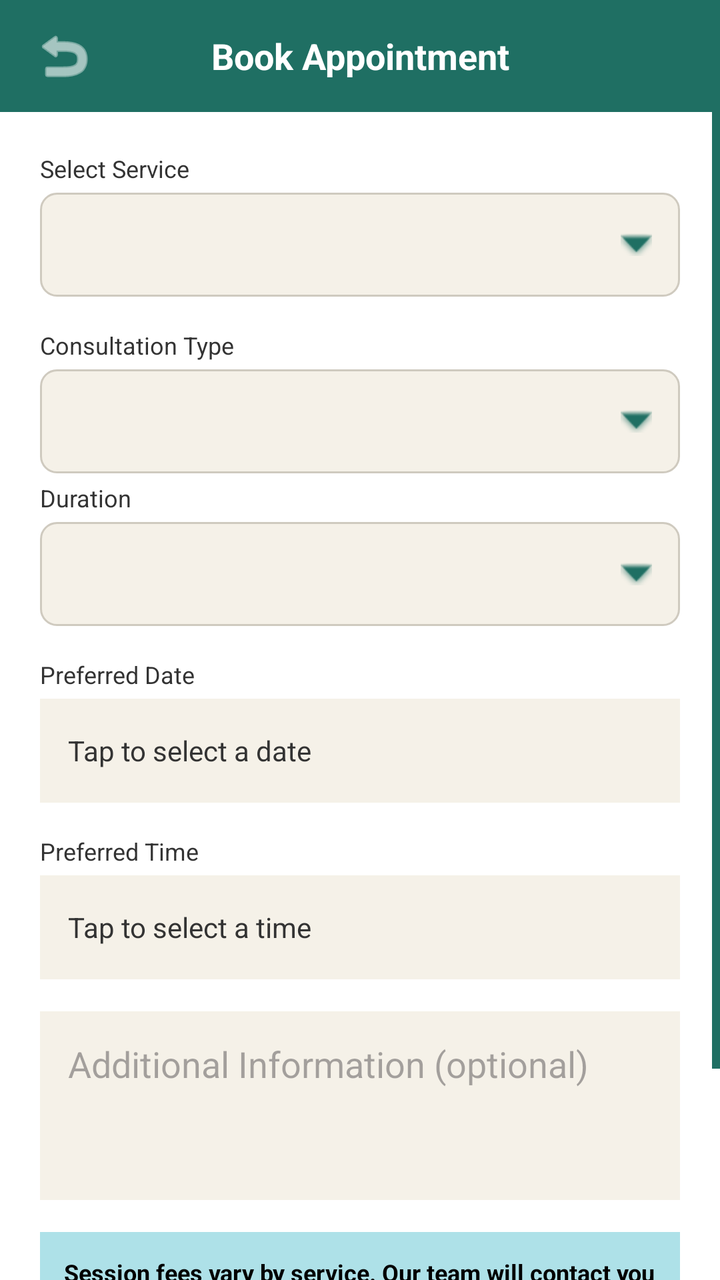
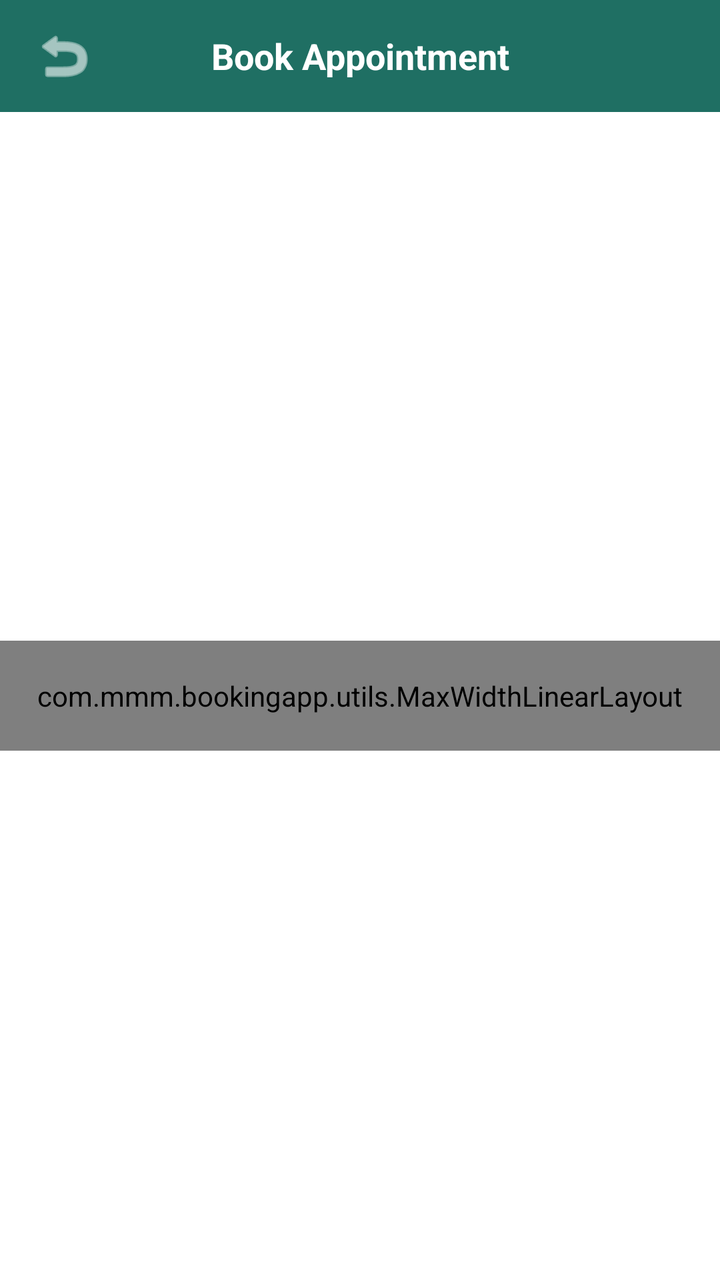

An Android layout rendered at two revisions. The XML below is the earlier revision; the diff shows what the commit changed to produce the second picture.
<!-- AndroidManifest.xml: application theme Theme.MMMBookingApp -->
<!-- res/layout/activity_book_appointment.xml -->
<?xml version="1.0" encoding="utf-8"?>
<ScrollView xmlns:android="http://schemas.android.com/apk/res/android"
    xmlns:app="http://schemas.android.com/apk/res-auto"
    android:layout_width="match_parent"
    android:layout_height="match_parent"
    android:background="@color/color_background"
    android:scrollbars="vertical"
    android:scrollbarStyle="outsideOverlay"
    android:scrollbarThumbVertical="@color/color_primary"
    android:fadeScrollbars="false">

    <LinearLayout
        android:layout_width="match_parent"
        android:layout_height="wrap_content"
        android:orientation="vertical">

        <LinearLayout
            android:layout_width="match_parent"
            android:layout_height="56dp"
            android:orientation="horizontal"
            android:gravity="center_vertical"
            android:background="@color/color_primary"
            android:paddingStart="12dp"
            android:paddingEnd="12dp">

            <ImageButton
                android:id="@+id/btnBack"
                android:layout_width="40dp"
                android:layout_height="40dp"
                android:background="?attr/selectableItemBackgroundBorderless"
                android:src="@android:drawable/ic_menu_revert"
                app:tint="@color/color_text_on_primary"
                android:contentDescription="@string/btn_ok" />

            <TextView
                android:layout_width="0dp"
                android:layout_height="wrap_content"
                android:layout_weight="1"
                android:gravity="center"
                android:text="@string/book_appointment_title"
                android:textColor="@color/color_text_on_primary"
                android:textSize="18sp"
                android:textStyle="bold" />

            <View
                android:layout_width="40dp"
                android:layout_height="1dp" />
        </LinearLayout>

        <TextView
            android:id="@+id/tvOfflineBanner"
            android:layout_width="match_parent"
            android:layout_height="wrap_content"
            android:background="@color/color_status_pending"
            android:text="@string/offline_banner_text"
            android:textColor="@color/color_text_on_primary"
            android:textSize="12sp"
            android:textStyle="bold"
            android:gravity="center"
            android:padding="10dp"
            android:visibility="gone" />

        <LinearLayout
            android:layout_width="match_parent"
            android:layout_height="wrap_content"
            android:orientation="vertical"
            android:padding="20dp">

            <TextView
                android:layout_width="match_parent"
                android:layout_height="wrap_content"
                android:layout_marginBottom="4dp"
                android:text="@string/label_select_service"
                android:textColor="@color/color_text_primary"
                android:textSize="12sp" />

            <Spinner
                android:id="@+id/spinnerService"
                android:layout_width="match_parent"
                android:layout_height="52dp"
                android:layout_marginBottom="16dp"
                android:background="@drawable/bg_dropdown_field"
                android:paddingStart="14dp"
                android:paddingEnd="40dp" />

            <TextView
                android:layout_width="match_parent"
                android:layout_height="wrap_content"
                android:layout_marginBottom="4dp"
                android:text="@string/label_consultation_type"
                android:textColor="@color/color_text_primary"
                android:textSize="12sp" />

            <Spinner
                android:id="@+id/spinnerConsultationType"
                android:layout_width="match_parent"
                android:layout_height="52dp"
                android:layout_marginBottom="4dp"
                android:background="@drawable/bg_dropdown_field"
                android:paddingStart="14dp"
                android:paddingEnd="40dp" />

            
            <TextView
                android:id="@+id/tvOnlineNote"
                android:layout_width="match_parent"
                android:layout_height="wrap_content"
                android:layout_marginBottom="16dp"
                android:background="@color/color_highlight"
                android:padding="12dp"
                android:text="@string/online_note"
                android:textColor="@color/color_text_heading"
                android:textSize="12sp"
                android:textStyle="bold"
                android:visibility="gone" />

            
            <LinearLayout
                android:id="@+id/layoutLocation"
                android:layout_width="match_parent"
                android:layout_height="wrap_content"
                android:orientation="vertical"
                android:visibility="gone">

                <TextView
                    android:layout_width="match_parent"
                    android:layout_height="wrap_content"
                    android:layout_marginBottom="4dp"
                    android:text="@string/label_select_location"
                    android:textColor="@color/color_text_primary"
                    android:textSize="12sp" />

                <Spinner
                    android:id="@+id/spinnerLocation"
                    android:layout_width="match_parent"
                    android:layout_height="52dp"
                    android:layout_marginBottom="16dp"
                    android:background="@drawable/bg_dropdown_field"
                    android:paddingStart="14dp"
                    android:paddingEnd="40dp" />
            </LinearLayout>

            <TextView
                android:layout_width="match_parent"
                android:layout_height="wrap_content"
                android:layout_marginBottom="4dp"
                android:text="@string/label_duration"
                android:textColor="@color/color_text_primary"
                android:textSize="12sp" />

            <Spinner
                android:id="@+id/spinnerDuration"
                android:layout_width="match_parent"
                android:layout_height="52dp"
                android:layout_marginBottom="16dp"
                android:background="@drawable/bg_dropdown_field"
                android:paddingStart="14dp"
                android:paddingEnd="40dp" />

            <TextView
                android:layout_width="match_parent"
                android:layout_height="wrap_content"
                android:layout_marginBottom="4dp"
                android:text="@string/label_preferred_date"
                android:textColor="@color/color_text_primary"
                android:textSize="12sp" />

            <TextView
                android:id="@+id/tvSelectedDate"
                android:layout_width="match_parent"
                android:layout_height="52dp"
                android:layout_marginBottom="16dp"
                android:background="@color/color_surface"
                android:gravity="center_vertical"
                android:paddingStart="14dp"
                android:paddingEnd="14dp"
                android:text="@string/tap_to_select_date"
                android:textColor="@color/color_text_primary" />

            <TextView
                android:layout_width="match_parent"
                android:layout_height="wrap_content"
                android:layout_marginBottom="4dp"
                android:text="@string/label_preferred_time"
                android:textColor="@color/color_text_primary"
                android:textSize="12sp" />

            <TextView
                android:id="@+id/tvSelectedTime"
                android:layout_width="match_parent"
                android:layout_height="52dp"
                android:layout_marginBottom="16dp"
                android:background="@color/color_surface"
                android:gravity="center_vertical"
                android:paddingStart="14dp"
                android:paddingEnd="14dp"
                android:text="@string/tap_to_select_time"
                android:textColor="@color/color_text_primary" />

            <EditText
                android:id="@+id/etAdditionalInfo"
                android:layout_width="match_parent"
                android:layout_height="wrap_content"
                android:layout_marginBottom="16dp"
                android:background="@color/color_surface"
                android:gravity="top"
                android:hint="@string/hint_additional_info"
                android:minLines="3"
                android:padding="14dp" />

            <LinearLayout
                android:layout_width="match_parent"
                android:layout_height="wrap_content"
                android:layout_marginBottom="20dp"
                android:background="@color/color_highlight"
                android:padding="12dp">

                <TextView
                    android:layout_width="match_parent"
                    android:layout_height="wrap_content"
                    android:text="@string/fee_note"
                    android:textColor="@color/color_text_heading"
                    android:textSize="12sp"
                    android:textStyle="bold" />
            </LinearLayout>

            <ProgressBar
                android:id="@+id/progressBar"
                android:layout_width="wrap_content"
                android:layout_height="wrap_content"
                android:layout_gravity="center"
                android:layout_marginBottom="12dp"
                android:visibility="gone" />

            <Button
                android:id="@+id/btnSubmitBooking"
                android:layout_width="match_parent"
                android:layout_height="56dp"
                android:backgroundTint="@color/color_primary"
                android:text="@string/btn_submit_booking"
                android:textColor="@color/color_text_on_primary" />

        </LinearLayout>
    </LinearLayout>
</ScrollView>
<!-- resources referenced by this layout -->
<resources>
  <color name="color_background">#FFFFFF</color>
  <color name="color_highlight">#AEE1E8</color>
  <color name="color_primary">#1F6F63</color>
  <color name="color_status_pending">#E0A800</color>
  <color name="color_surface">#F5F1E8</color>
  <color name="color_text_heading">#000000</color>
  <color name="color_text_on_primary">#FFFFFF</color>
  <color name="color_text_primary">#333333</color>
  <!-- drawable bg_dropdown_field (drawable) -->
  <?xml version="1.0" encoding="utf-8"?>
  <layer-list xmlns:android="http://schemas.android.com/apk/res/android">
      <item>
          <shape android:shape="rectangle">
              <solid android:color="@color/color_surface" />
              <corners android:radius="8dp" />
              <stroke android:width="1dp" android:color="@color/color_border" />
          </shape>
      </item>
      <item
          android:gravity="end|center_vertical"
          android:right="14dp">
          <bitmap
              android:src="@android:drawable/arrow_down_float"
              android:tint="@color/color_primary" />
      </item>
  </layer-list>
  <string name="book_appointment_title">Book Appointment</string>
  <string name="btn_ok">OK</string>
  <string name="btn_submit_booking">Submit Booking Request</string>
  <string name="fee_note">Session fees vary by service. Our team will contact you with a quotation before your appointment is confirmed.</string>
  <string name="hint_additional_info">Additional Information (optional)</string>
  <string name="label_consultation_type">Consultation Type</string>
  <string name="label_duration">Duration</string>
  <string name="label_preferred_date">Preferred Date</string>
  <string name="label_preferred_time">Preferred Time</string>
  <string name="label_select_location">Select Location</string>
  <string name="label_select_service">Select Service</string>
  <string name="offline_banner_text">You\'re offline — changes will sync once you\'re back online</string>
  <string name="online_note">Location is not required — this appointment will be conducted online, so no physical address applies.</string>
  <string name="tap_to_select_date">Tap to select a date</string>
  <string name="tap_to_select_time">Tap to select a time</string>
  <style name="Theme.MMMBookingApp" parent="Theme.Material3.Light.NoActionBar">
          <item name="colorPrimary">@color/color_primary</item>
          <item name="colorOnPrimary">@color/color_text_on_primary</item>
          <item name="android:colorBackground">@color/color_background</item>
          <item name="colorSurface">@color/color_surface</item>
          <item name="colorSecondary">@color/color_highlight</item>
          <item name="android:textColorPrimary">@color/color_text_primary</item>
          <item name="android:statusBarColor">@color/color_primary</item>
      </style>
  <color name="color_border">#CFCABF</color>
</resources>

<!-- the commit's change to res/layout/activity_book_appointment.xml (unified diff, before → after) -->
@@ -4,6 +4,7 @@
     android:layout_width="match_parent"
     android:layout_height="match_parent"
     android:background="@color/color_background"
+    android:fillViewport="true"
     android:scrollbars="vertical"
     android:scrollbarStyle="outsideOverlay"
     android:scrollbarThumbVertical="@color/color_primary"
@@ -11,9 +12,10 @@
 
     <LinearLayout
         android:layout_width="match_parent"
-        android:layout_height="wrap_content"
+        android:layout_height="match_parent"
         android:orientation="vertical">
 
+        
         <LinearLayout
             android:layout_width="match_parent"
             android:layout_height="56dp"
@@ -39,7 +41,7 @@
                 android:gravity="center"
                 android:text="@string/book_appointment_title"
                 android:textColor="@color/color_text_on_primary"
-                android:textSize="18sp"
+                android:textSize="@dimen/text_size_18"
                 android:textStyle="bold" />
 
             <View
@@ -54,192 +56,204 @@
             android:background="@color/color_status_pending"
             android:text="@string/offline_banner_text"
             android:textColor="@color/color_text_on_primary"
-            android:textSize="12sp"
+            android:textSize="@dimen/text_size_12"
             android:textStyle="bold"
             android:gravity="center"
             android:padding="10dp"
             android:visibility="gone" />
 
+        
         <LinearLayout
             android:layout_width="match_parent"
-            android:layout_height="wrap_content"
-            android:orientation="vertical"
-            android:padding="20dp">
-
-            <TextView
+            android:layout_height="0dp"
+            android:layout_weight="1"
+            android:gravity="center_vertical"
+            android:orientation="vertical">
+
+            <com.mmm.bookingapp.utils.MaxWidthLinearLayout
                 android:layout_width="match_parent"
                 android:layout_height="wrap_content"
-                android:layout_marginBottom="4dp"
-                android:text="@string/label_select_service"
-                android:textColor="@color/color_text_primary"
-                android:textSize="12sp" />
-
-            <Spinner
-                android:id="@+id/spinnerService"
-                android:layout_width="match_parent"
-                android:layout_height="52dp"
-                android:layout_marginBottom="16dp"
-                android:background="@drawable/bg_dropdown_field"
-                android:paddingStart="14dp"
-                android:paddingEnd="40dp" />
-
-            <TextView
-                android:layout_width="match_parent"
-                android:layout_height="wrap_content"
-                android:layout_marginBottom="4dp"
-                android:text="@string/label_consultation_type"
-                android:textColor="@color/color_text_primary"
-                android:textSize="12sp" />
-
-            <Spinner
-                android:id="@+id/spinnerConsultationType"
-                android:layout_width="match_parent"
-                android:layout_height="52dp"
-                android:layout_marginBottom="4dp"
-                android:background="@drawable/bg_dropdown_field"
-                android:paddingStart="14dp"
-                android:paddingEnd="40dp" />
-
-            
-            <TextView
-                android:id="@+id/tvOnlineNote"
-                android:layout_width="match_parent"
-                android:layout_height="wrap_content"
-                android:layout_marginBottom="16dp"
-                android:background="@color/color_highlight"
-                android:padding="12dp"
-                android:text="@string/online_note"
-                android:textColor="@color/color_text_heading"
-                android:textSize="12sp"
-                android:textStyle="bold"
-                android:visibility="gone" />
-
-            
-            <LinearLayout
-                android:id="@+id/layoutLocation"
-                android:layout_width="match_parent"
-                android:layout_height="wrap_content"
+                android:layout_gravity="center_horizontal"
                 android:orientation="vertical"
-                android:visibility="gone">
-
-                <TextView
-                    android:layout_width="match_parent"
-                    android:layout_height="wrap_content"
-                    android:layout_marginBottom="4dp"
-                    android:text="@string/label_select_location"
-                    android:textColor="@color/color_text_primary"
-                    android:textSize="12sp" />
+                android:padding="@dimen/screen_horizontal_padding">
+
+                <TextView
+                    android:layout_width="match_parent"
+                    android:layout_height="wrap_content"
+                    android:layout_marginBottom="4dp"
+                    android:text="@string/label_select_service"
+                    android:textColor="@color/color_text_primary"
+                    android:textSize="@dimen/text_size_12" />
 
                 <Spinner
-                    android:id="@+id/spinnerLocation"
+                    android:id="@+id/spinnerService"
                     android:layout_width="match_parent"
                     android:layout_height="52dp"
                     android:layout_marginBottom="16dp"
                     android:background="@drawable/bg_dropdown_field"
                     android:paddingStart="14dp"
                     android:paddingEnd="40dp" />
-            </LinearLayout>
-
-            <TextView
-                android:layout_width="match_parent"
-                android:layout_height="wrap_content"
-                android:layout_marginBottom="4dp"
-                android:text="@string/label_duration"
-                android:textColor="@color/color_text_primary"
-                android:textSize="12sp" />
-
-            <Spinner
-                android:id="@+id/spinnerDuration"
-                android:layout_width="match_parent"
-                android:layout_height="52dp"
-                android:layout_marginBottom="16dp"
-                android:background="@drawable/bg_dropdown_field"
-                android:paddingStart="14dp"
-                android:paddingEnd="40dp" />
-
-            <TextView
-                android:layout_width="match_parent"
-                android:layout_height="wrap_content"
-                android:layout_marginBottom="4dp"
-                android:text="@string/label_preferred_date"
-                android:textColor="@color/color_text_primary"
-                android:textSize="12sp" />
-
-            <TextView
-                android:id="@+id/tvSelectedDate"
-                android:layout_width="match_parent"
-                android:layout_height="52dp"
-                android:layout_marginBottom="16dp"
-                android:background="@color/color_surface"
-                android:gravity="center_vertical"
-                android:paddingStart="14dp"
-                android:paddingEnd="14dp"
-                android:text="@string/tap_to_select_date"
-                android:textColor="@color/color_text_primary" />
-
-            <TextView
-                android:layout_width="match_parent"
-                android:layout_height="wrap_content"
-                android:layout_marginBottom="4dp"
-                android:text="@string/label_preferred_time"
-                android:textColor="@color/color_text_primary"
-                android:textSize="12sp" />
-
-            <TextView
-                android:id="@+id/tvSelectedTime"
-                android:layout_width="match_parent"
-                android:layout_height="52dp"
-                android:layout_marginBottom="16dp"
-                android:background="@color/color_surface"
-                android:gravity="center_vertical"
-                android:paddingStart="14dp"
-                android:paddingEnd="14dp"
-                android:text="@string/tap_to_select_time"
-                android:textColor="@color/color_text_primary" />
-
-            <EditText
-                android:id="@+id/etAdditionalInfo"
-                android:layout_width="match_parent"
-                android:layout_height="wrap_content"
-                android:layout_marginBottom="16dp"
-                android:background="@color/color_surface"
-                android:gravity="top"
-                android:hint="@string/hint_additional_info"
-                android:minLines="3"
-                android:padding="14dp" />
-
-            <LinearLayout
-                android:layout_width="match_parent"
-                android:layout_height="wrap_content"
-                android:layout_marginBottom="20dp"
-                android:background="@color/color_highlight"
-                android:padding="12dp">
-
-                <TextView
-                    android:layout_width="match_parent"
-                    android:layout_height="wrap_content"
-                    android:text="@string/fee_note"
+
+                <TextView
+                    android:layout_width="match_parent"
+                    android:layout_height="wrap_content"
+                    android:layout_marginBottom="4dp"
+                    android:text="@string/label_consultation_type"
+                    android:textColor="@color/color_text_primary"
+                    android:textSize="@dimen/text_size_12" />
+
+                <Spinner
+                    android:id="@+id/spinnerConsultationType"
+                    android:layout_width="match_parent"
+                    android:layout_height="52dp"
+                    android:layout_marginBottom="4dp"
+                    android:background="@drawable/bg_dropdown_field"
+                    android:paddingStart="14dp"
+                    android:paddingEnd="40dp" />
+
+                <TextView
+                    android:id="@+id/tvOnlineNote"
+                    android:layout_width="match_parent"
+                    android:layout_height="wrap_content"
+                    android:layout_marginBottom="16dp"
+                    android:background="@color/color_highlight"
+                    android:padding="12dp"
+                    android:text="@string/online_note"
                     android:textColor="@color/color_text_heading"
-                    android:textSize="12sp"
-                    android:textStyle="bold" />
-            </LinearLayout>
-
-            <ProgressBar
-                android:id="@+id/progressBar"
-                android:layout_width="wrap_content"
-                android:layout_height="wrap_content"
-                android:layout_gravity="center"
-                android:layout_marginBottom="12dp"
-                android:visibility="gone" />
-
-            <Button
-                android:id="@+id/btnSubmitBooking"
-                android:layout_width="match_parent"
-                android:layout_height="56dp"
-                android:backgroundTint="@color/color_primary"
-                android:text="@string/btn_submit_booking"
-                android:textColor="@color/color_text_on_primary" />
-
+                    android:textSize="@dimen/text_size_12"
+                    android:textStyle="bold"
+                    android:visibility="gone" />
+
+                <LinearLayout
+                    android:id="@+id/layoutLocation"
+                    android:layout_width="match_parent"
+                    android:layout_height="wrap_content"
+                    android:orientation="vertical"
+                    android:visibility="gone">
+
+                    <TextView
+                        android:layout_width="match_parent"
+                        android:layout_height="wrap_content"
+                        android:layout_marginBottom="4dp"
+                        android:text="@string/label_select_location"
+                        android:textColor="@color/color_text_primary"
+                        android:textSize="@dimen/text_size_12" />
+
+                    <Spinner
+                        android:id="@+id/spinnerLocation"
+                        android:layout_width="match_parent"
+                        android:layout_height="52dp"
+                        android:layout_marginBottom="16dp"
+                        android:background="@drawable/bg_dropdown_field"
+                        android:paddingStart="14dp"
+                        android:paddingEnd="40dp" />
+                </LinearLayout>
+
+                <TextView
+                    android:layout_width="match_parent"
+                    android:layout_height="wrap_content"
+                    android:layout_marginBottom="4dp"
+                    android:text="@string/label_duration"
+                    android:textColor="@color/color_text_primary"
+                    android:textSize="@dimen/text_size_12" />
+
+                <Spinner
+                    android:id="@+id/spinnerDuration"
+                    android:layout_width="match_parent"
+                    android:layout_height="52dp"
+                    android:layout_marginBottom="16dp"
+                    android:background="@drawable/bg_dropdown_field"
+                    android:paddingStart="14dp"
+                    android:paddingEnd="40dp" />
+
+                <TextView
+                    android:layout_width="match_parent"
+                    android:layout_height="wrap_content"
+                    android:layout_marginBottom="4dp"
+                    android:text="@string/label_preferred_date"
+                    android:textColor="@color/color_text_primary"
+                    android:textSize="@dimen/text_size_12" />
+
+                <TextView
+                    android:id="@+id/tvSelectedDate"
+                    android:layout_width="match_parent"
+                    android:layout_height="52dp"
+                    android:layout_marginBottom="16dp"
+                    android:background="@color/color_surface"
+                    android:gravity="center_vertical"
+                    android:paddingStart="14dp"
+                    android:paddingEnd="14dp"
+                    android:text="@string/tap_to_select_date"
+                    android:textColor="@color/color_text_primary"
+                    android:textSize="@dimen/text_size_14" />
+
+                <TextView
+                    android:layout_width="match_parent"
+                    android:layout_height="wrap_content"
+                    android:layout_marginBottom="4dp"
+                    android:text="@string/label_preferred_time"
+                    android:textColor="@color/color_text_primary"
+                    android:textSize="@dimen/text_size_12" />
+
+                <TextView
+                    android:id="@+id/tvSelectedTime"
+                    android:layout_width="match_parent"
+                    android:layout_height="52dp"
+                    android:layout_marginBottom="16dp"
+                    android:background="@color/color_surface"
+                    android:gravity="center_vertical"
+                    android:paddingStart="14dp"
+                    android:paddingEnd="14dp"
+                    android:text="@string/tap_to_select_time"
+                    android:textColor="@color/color_text_primary"
+                    android:textSize="@dimen/text_size_14" />
+
+                <EditText
+                    android:id="@+id/etAdditionalInfo"
+                    android:layout_width="match_parent"
+                    android:layout_height="wrap_content"
+                    android:layout_marginBottom="16dp"
+                    android:background="@color/color_surface"
+                    android:gravity="top"
+                    android:hint="@string/hint_additional_info"
+                    android:minLines="3"
+                    android:padding="14dp"
+                    android:textSize="@dimen/text_size_14" />
+
+                <LinearLayout
+                    android:layout_width="match_parent"
+                    android:layout_height="wrap_content"
+                    android:layout_marginBottom="20dp"
+                    android:background="@color/color_highlight"
+                    android:padding="12dp">
+
+                    <TextView
+                        android:layout_width="match_parent"
+                        android:layout_height="wrap_content"
+                        android:text="@string/fee_note"
+                        android:textColor="@color/color_text_heading"
+                        android:textSize="@dimen/text_size_12"
+                        android:textStyle="bold" />
+                </LinearLayout>
+
+                <ProgressBar
+                    android:id="@+id/progressBar"
+                    android:layout_width="wrap_content"
+                    android:layout_height="wrap_content"
+                    android:layout_gravity="center"
+                    android:layout_marginBottom="12dp"
+                    android:visibility="gone" />
+
+                <Button
+                    android:id="@+id/btnSubmitBooking"
+                    android:layout_width="match_parent"
+                    android:layout_height="56dp"
+                    android:backgroundTint="@color/color_primary"
+                    android:text="@string/btn_submit_booking"
+                    android:textColor="@color/color_text_on_primary"
+                    android:textSize="@dimen/text_size_16" />
+
+            </com.mmm.bookingapp.utils.MaxWidthLinearLayout>
         </LinearLayout>
     </LinearLayout>
 </ScrollView>
<!-- resource entries referenced after the edit -->
@@ -8,6 +8,11 @@
   <color name="color_text_heading">#000000</color>
   <color name="color_text_on_primary">#FFFFFF</color>
   <color name="color_text_primary">#333333</color>
+  <dimen name="screen_horizontal_padding">18dp</dimen>
+  <dimen name="text_size_12">12sp</dimen>
+  <dimen name="text_size_14">14sp</dimen>
+  <dimen name="text_size_16">16sp</dimen>
+  <dimen name="text_size_18">18sp</dimen>
   <!-- drawable bg_dropdown_field (drawable) -->
   <?xml version="1.0" encoding="utf-8"?>
   <layer-list xmlns:android="http://schemas.android.com/apk/res/android">
